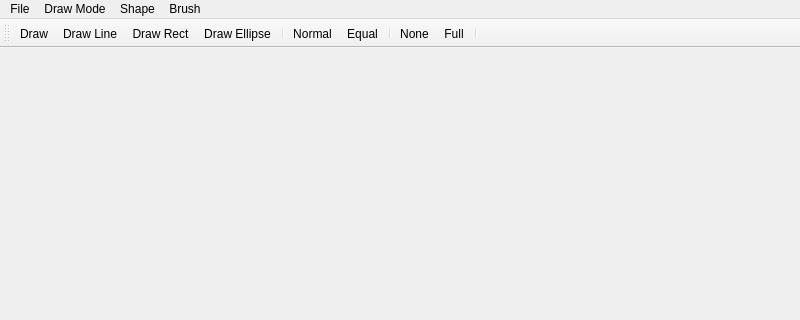
This is mainwindow.ui in adam-zielonka/paintAZ as Qt 5 draws it before an edit; both pictures show x 0 to 800 and y 0 to 320 of the 800 by 600 pixel window. The edited form follows.
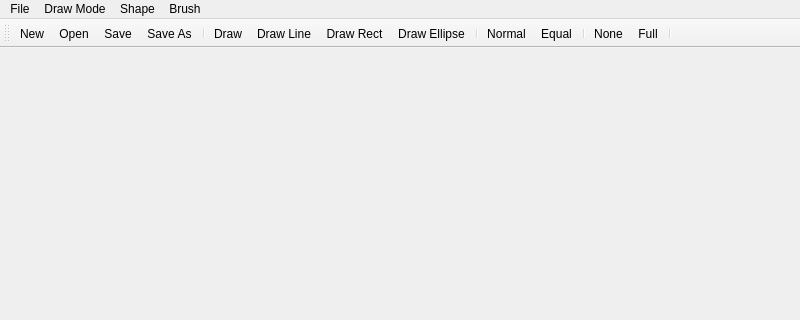
This is the edited form. Icons and pictures are not drawn.

Commit message: Assign icons to file options

Patch:
```diff
--- a/mainwindow.ui
+++ b/mainwindow.ui
@@ -72,6 +72,11 @@
    <attribute name="toolBarBreak">
     <bool>false</bool>
    </attribute>
+   <addaction name="actionNew"/>
+   <addaction name="actionOpen"/>
+   <addaction name="actionSave"/>
+   <addaction name="actionSave_As"/>
+   <addaction name="separator"/>
    <addaction name="actionDraw"/>
    <addaction name="actionDraw_Line"/>
    <addaction name="actionDraw_Rect"/>
```
Left out of the diff: 16 changed lines with no effect on the pictures.
